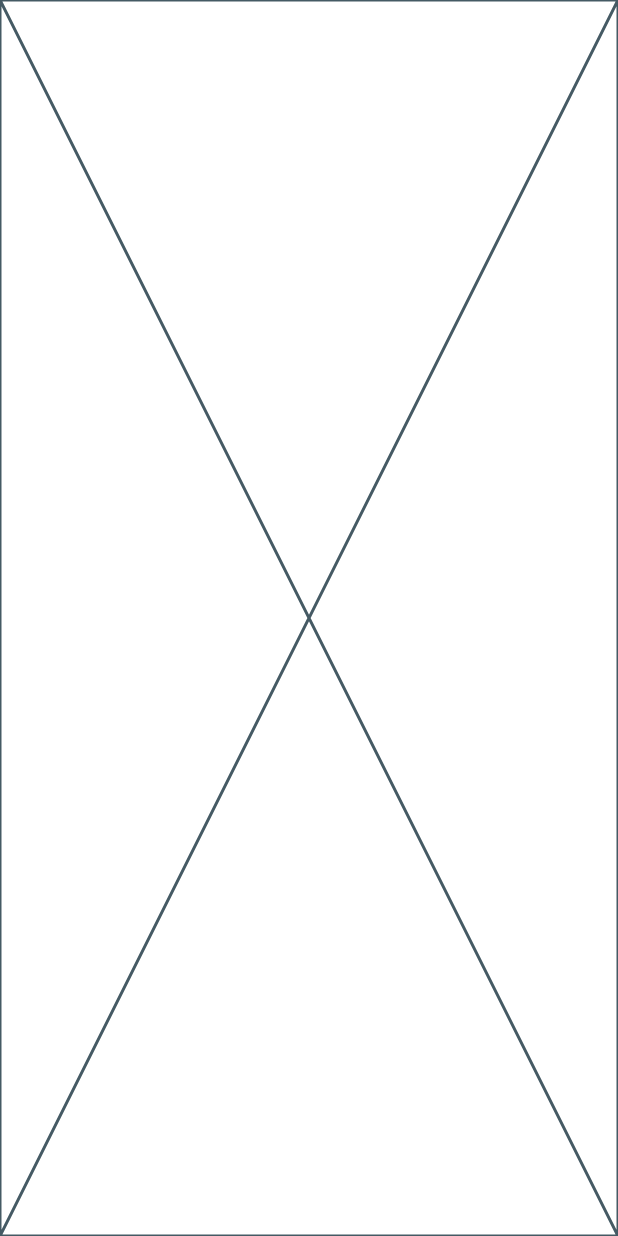
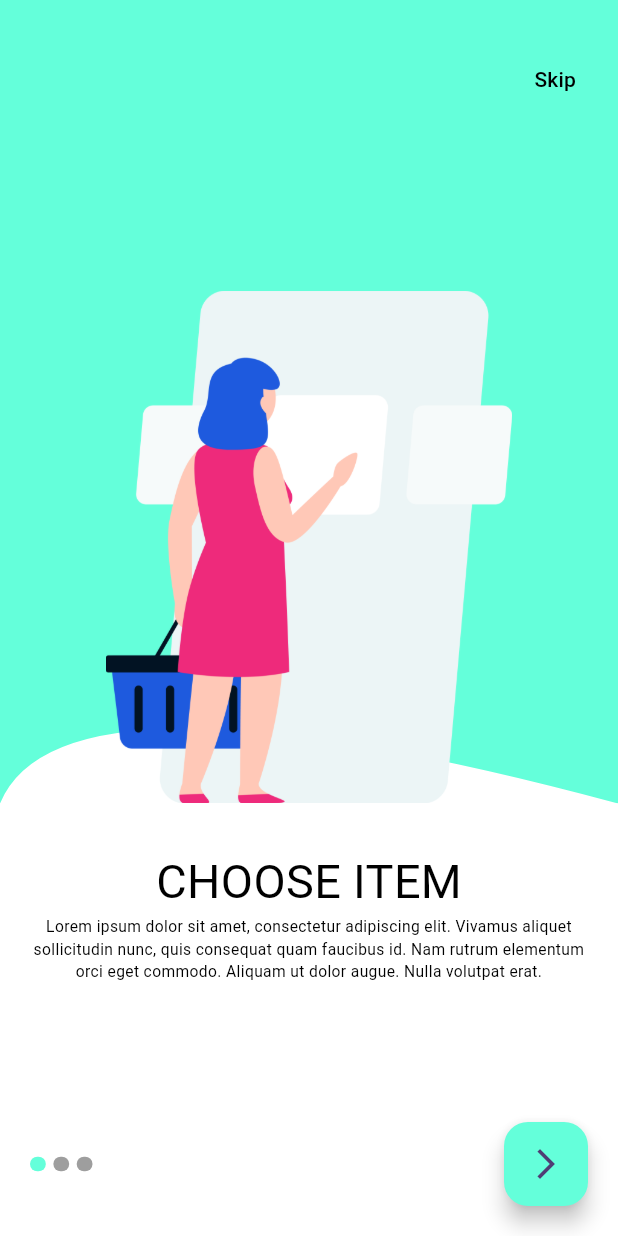
Before and after one commit to AHMEDsaba3/Shop_App_, a Flutter app: the screen it shows after launch, on a phone screen of 412 x 824 dp. Run offline on Flutter 3.47's test engine with Material 3 defaults, Android fonts, the phone set to English and light mode, and no system bars; drawn by our look-alikes of smooth_page_indicator.

Commit message:
add onBoarding page

```diff
--- /dev/null
+++ b/lib/pages/login_page.dart
@@ -0,0 +1,10 @@
+import 'package:flutter/material.dart';
+
+class LoginPage extends StatelessWidget {
+  const LoginPage({super.key});
+
+  @override
+  Widget build(BuildContext context) {
+    return const Scaffold();
+  }
+}
--- a/lib/pages/onboarding page.dart
+++ b/lib/pages/onboarding page.dart
@@ -1,10 +1,177 @@
 import 'package:flutter/material.dart';
+import 'package:shop_app_api/Constant/components.dart';
+import 'package:shop_app_api/pages/login_page.dart';
+import 'package:smooth_page_indicator/smooth_page_indicator.dart';
 
-class OnBoardingPage extends StatelessWidget {
+class CustomClipPath extends CustomClipper<Path> {
+  @override
+  Path getClip(Size size) {
+    double w = size.width;
+    double h = size.height;
+    final path = Path();
+    //(0,0) 1
+    path.lineTo(0, h);
+    path.quadraticBezierTo(w * .1, h - 100, w, h);
+    path.lineTo(w, 0);
+    path.close();
+    return path;
+    throw UnimplementedError();
+  }
+
+  @override
+  bool shouldReclip(covariant CustomClipper<Path> oldClipper) {
+    // TODO: implement shouldReclip
+    return false;
+    throw UnimplementedError();
+  }
+}
+
+class BoardingModel {
+  final String image;
+  final String title;
+  final String body;
+
+  BoardingModel(this.image, this.title, this.body);
+}
+
+class OnBoardingPage extends StatefulWidget {
   const OnBoardingPage({super.key});
 
   @override
+  State<OnBoardingPage> createState() => _OnBoardPageState();
+}
+
+class _OnBoardPageState extends State<OnBoardingPage> {
+  var PageViewController = PageController();
+  List<BoardingModel> Boarding = [
+    BoardingModel('assets/OnBoardImage/onboard1.png', 'CHOOSE ITEM',
+        'Lorem ipsum dolor sit amet, consectetur adipiscing elit. Vivamus aliquet sollicitudin nunc, quis consequat quam faucibus id. Nam rutrum elementum orci eget commodo. Aliquam ut dolor augue. Nulla volutpat erat.'),
+    BoardingModel('assets/OnBoardImage/onboard2.png', 'GET DISCOUNT',
+        'Lorem ipsum dolor sit amet, consectetur adipiscing elit. Vivamus aliquet sollicitudin nunc, quis consequat quam faucibus id. Nam rutrum elementum orci eget commodo. Aliquam ut dolor augue. Nulla volutpat erat.'),
+    BoardingModel('assets/OnBoardImage/onboard3.png', 'PAY ONLINE',
+        'Lorem ipsum dolor sit amet, consectetur adipiscing elit. Vivamus aliquet sollicitudin nunc, quis consequat quam faucibus id. Nam rutrum elementum orci eget commodo. Aliquam ut dolor augue. Nulla volutpat erat.'),
+  ];
+  bool isLast =false;
+
+  @override
   Widget build(BuildContext context) {
-    return const Placeholder();
+    return Scaffold(
+        body: Column(
+          children: [
+            Expanded(
+                child: PageView.builder(
+                  controller: PageViewController,
+                  onPageChanged: (value) {
+                    if(value == Boarding.length -1){
+                      setState(() {
+                        isLast=true;
+                      });
+                    }else{
+                      setState(() {
+                        isLast=false;
+                      });
+                    }
+                  },
+                  itemBuilder: (context, index) {
+                    return OnBoardingWidget(Boarding[index]);
+                  },
+                  physics: BouncingScrollPhysics(),
+                  itemCount: Boarding.length,
+                )),
+            Padding(
+              padding: const EdgeInsets.all(20.0),
+              child: Row(
+                children: [
+                  SmoothPageIndicator(
+                    controller: PageViewController, // PageController
+                    count: Boarding.length,
+                    effect: WormEffect(
+                        type: WormType.thin,
+                        dotHeight: heightR(10, context),
+                        dotWidth: widthR(10, context),
+                        spacing: 5,
+                        activeDotColor: Colors.tealAccent), // your preferred effect
+                  ),
+                  Spacer(),
+                  FloatingActionButton(
+                    backgroundColor: Colors.tealAccent,
+                    child: Icon(Icons.arrow_forward_ios),
+                    onPressed: () {
+                      if(isLast==true){
+                        Navigator.pushReplacement(context, MaterialPageRoute(builder: (context) => LoginPage(),));
+                      }else{
+                        PageViewController.nextPage(
+                            duration: Duration(milliseconds: 750),
+                            curve: Curves.fastLinearToSlowEaseIn);
+                      }
+
+                    },
+                  )
+                ],
+              ),
+            )
+          ],
+        ));
+  }
+
+  Widget OnBoardingWidget(BoardingModel model) {
+    return Column(
+      children: [
+        Stack(
+          alignment: AlignmentDirectional.bottomCenter,
+          children: [
+            ClipPath(
+              child: Container(
+                child: TextButton(onPressed: () {
+
+                }, child: Text('Skip')),
+                height: MediaQuery.of(context).size.height * 65 / 100,
+                width: double.infinity,
+                color: Colors.tealAccent.shade200,
+              ),
+              clipper: CustomClipPath(),
+            ),
+            Image(
+              image: AssetImage(model.image),
+              width: widthR(350, context),
+              height: heightR(350, context),
+            ),
+            Positioned(
+              top:heightR(30, context),
+              left: widthR(320, context),
+              child: TextButton(
+                  onPressed: () {
+                    Navigator.pushReplacement(context, MaterialPageRoute(builder: (context) => LoginPage(),));
+                  }, child: Text('Skip',style: TextStyle(color: Colors.black),)),
+            )
+          ],
+        ),
+        SizedBox(
+          height: heightR(10, context),
+        ),
+        Padding(
+          padding: const EdgeInsets.all(20.0),
+          child: Column(
+            children: [
+              Text(
+                model.title,
+                style: TextStyle(
+                  color: Colors.black,
+                  fontSize: sizeR(30, context),
+                ),
+              ),
+              Text(
+                model.body,
+                style: TextStyle(
+                  color: Colors.black,
+                  fontSize: sizeR(10, context),
+                ),
+                textAlign: TextAlign.center,
+              ),
+            ],
+          ),
+        )
+      ],
+    );
   }
 }
```
Also changed, not shown: pubspec.yaml (+5 -4 lines), assets/OnBoardImage/onboard1.png (added), assets/OnBoardImage/onboard2.png (added), assets/OnBoardImage/onboard3.png (added), pubspec.lock.
